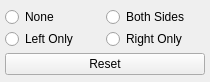
Before: the Qt Designer form scribus/ui/propertywidget_optmarginsbase.ui in nitramr/scribus-indigo, drawn with Qt 5.
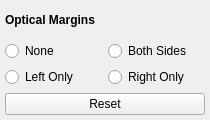
After: the same form once the commit is applied.

The edit to the form file:
```diff
--- a/scribus/ui/propertywidget_optmarginsbase.ui
+++ b/scribus/ui/propertywidget_optmarginsbase.ui
@@ -7,14 +7,14 @@
     <x>0</x>
     <y>0</y>
     <width>210</width>
-    <height>82</height>
+    <height>120</height>
    </rect>
   </property>
   <property name="windowTitle">
    <string>Frame</string>
   </property>
   <property name="frameShape">
-   <enum>QFrame::Box</enum>
+   <enum>QFrame::NoFrame</enum>
   </property>
   <property name="frameShadow">
    <enum>QFrame::Plain</enum>
@@ -22,10 +22,7 @@
   <property name="lineWidth">
    <number>0</number>
   </property>
-  <layout class="QVBoxLayout" name="verticalLayout">
-   <property name="spacing">
-    <number>2</number>
-   </property>
+  <layout class="QGridLayout" name="gridLayout_2">
    <property name="leftMargin">
     <number>5</number>
    </property>
@@ -38,42 +35,51 @@
    <property name="bottomMargin">
     <number>5</number>
    </property>
-   <item>
-    <layout class="QGridLayout" name="gridLayout">
-     <item row="0" column="0">
-      <widget class="QRadioButton" name="optMarginRadioNone">
+   <item row="2" column="1">
+    <widget class="QRadioButton" name="optMarginRadioRight">
        <property name="text">
-        <string>None</string>
+      <string>Right Only</string>
        </property>
       </widget>
      </item>
-     <item row="0" column="1">
+   <item row="1" column="1">
       <widget class="QRadioButton" name="optMarginRadioBoth">
        <property name="text">
         <string>Both Sides</string>
        </property>
       </widget>
      </item>
+   <item row="3" column="0" colspan="2">
+    <widget class="QPushButton" name="optMarginResetButton">
+     <property name="text">
+      <string>Reset</string>
+     </property>
+    </widget>
+   </item>
      <item row="1" column="0">
+    <widget class="QRadioButton" name="optMarginRadioNone">
+     <property name="text">
+      <string>None</string>
+     </property>
+    </widget>
+   </item>
+   <item row="2" column="0">
       <widget class="QRadioButton" name="optMarginRadioLeft">
        <property name="text">
         <string>Left Only</string>
        </property>
       </widget>
      </item>
-     <item row="1" column="1">
-      <widget class="QRadioButton" name="optMarginRadioRight">
-       <property name="text">
-        <string>Right Only</string>
-       </property>
-      </widget>
-     </item>
-    </layout>
-   </item>
-   <item>
-    <widget class="QPushButton" name="optMarginResetButton">
+   <item row="0" column="0" colspan="2">
+    <widget class="QLabel" name="lblTitle">
+     <property name="font">
+      <font>
+       <weight>75</weight>
+       <bold>true</bold>
+      </font>
+     </property>
      <property name="text">
-      <string>Reset</string>
+      <string>Optical Margins</string>
      </property>
     </widget>
    </item>
```
Lines whose indentation alone changed are shown as unchanged.
